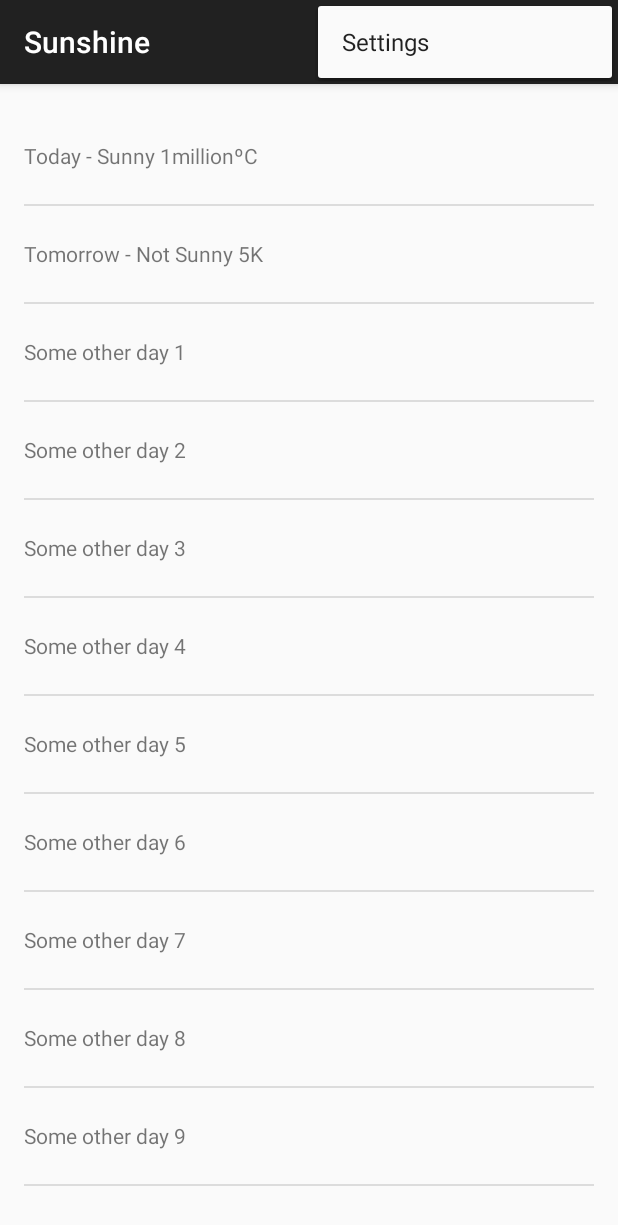
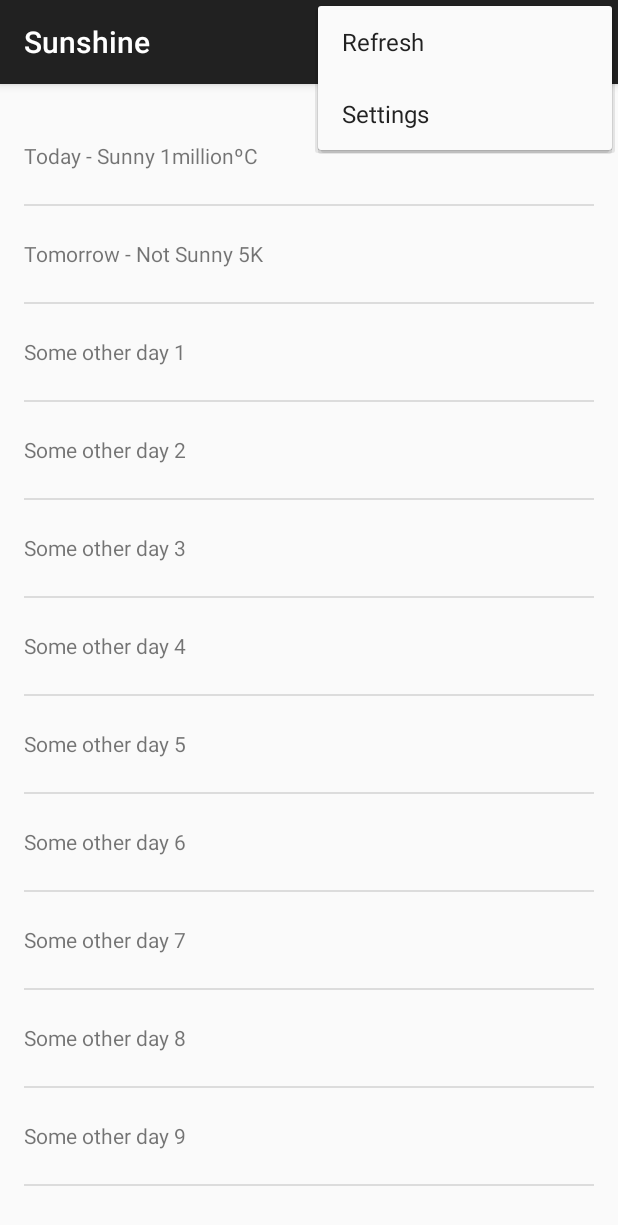
Before and after one commit to lfendy/android-sunshine, an Android app: the screen it shows after launch (MainActivity), with the options menu open, on a phone screen of 412 x 824 dp. Shown: the top 1225 px of the screen. Run offline under Robolectric (Android 15) with nearby library versions, the phone set to English and light mode, and no system bars.

Commit message:
Calls the openweather api when pressing refresh

```diff
--- a/app/src/main/AndroidManifest.xml
+++ b/app/src/main/AndroidManifest.xml
@@ -1,6 +1,8 @@
 <?xml version="1.0" encoding="utf-8"?>
 <manifest xmlns:android="http://schemas.android.com/apk/res/android"
     package="com.aedwards.sunshine" >
+
+    <uses-permission android:name="android.permission.INTERNET"/>
 
     <application
         android:allowBackup="true"
--- a/app/src/main/java/com/aedwards/sunshine/ForecastFragment.java
+++ b/app/src/main/java/com/aedwards/sunshine/ForecastFragment.java
@@ -3,6 +3,9 @@ package com.aedwards.sunshine;
 import android.os.Bundle;
 import android.support.v4.app.Fragment;
 import android.view.LayoutInflater;
+import android.view.Menu;
+import android.view.MenuInflater;
+import android.view.MenuItem;
 import android.view.View;
 import android.view.ViewGroup;
 import android.widget.ArrayAdapter;
@@ -15,9 +18,21 @@ import java.util.ArrayList;
  */
 public class ForecastFragment extends Fragment{
 
+    public ForecastFragment(){
+
+    }
+
+    @Override
+    public void onCreateOptionsMenu(Menu menu, MenuInflater inflater) {
+        super.onCreateOptionsMenu(menu, inflater);
+        inflater.inflate(R.menu.fragmentforecast, menu);
+    }
+
     @Override
     public View onCreateView(LayoutInflater inflater, ViewGroup container,
                              Bundle savedInstanceState) {
+        setHasOptionsMenu(true);
+
         View rootView = inflater.inflate(R.layout.fragment_sunshine, container, false);
 
         ArrayList<String> weekLayout = new ArrayList<String>();
@@ -46,4 +61,15 @@ public class ForecastFragment extends Fragment{
 
         return rootView;
     }
+
+    @Override
+    public boolean onOptionsItemSelected(MenuItem item) {
+
+        switch (item.getItemId()){
+            case R.id.action_refresh:
+                new FetchWeatherTask().execute("Melbourne");
+        }
+
+        return super.onOptionsItemSelected(item);
+    }
 }
--- /dev/null
+++ b/app/src/main/res/menu/fragmentforecast.xml
@@ -0,0 +1,7 @@
+<?xml version="1.0" encoding="utf-8"?>
+
+<menu xmlns:android="http://schemas.android.com/apk/res/android">
+    <item
+        android:id="@+id/action_refresh"
+        android:title="@string/action_refresh"/>
+</menu>
--- a/app/src/main/res/values/strings.xml
+++ b/app/src/main/res/values/strings.xml
@@ -4,5 +4,6 @@
     <string name="app_name">Sunshine</string>
     <string name="hello_world">Hello world!</string>
     <string name="action_settings">Settings</string>
+    <string name="action_refresh">Refresh</string>
 
 </resources>
```
Also changed, not shown: app/src/main/java/com/aedwards/sunshine/FetchWeatherTask.java (added, +93 -0 lines), app/src/main/java/com/aedwards/sunshine/WeatherDataParser.java (added, +7 -0 lines), app/src/main/res/layout/fragment_sunshine.xml (+0 -39 lines).
